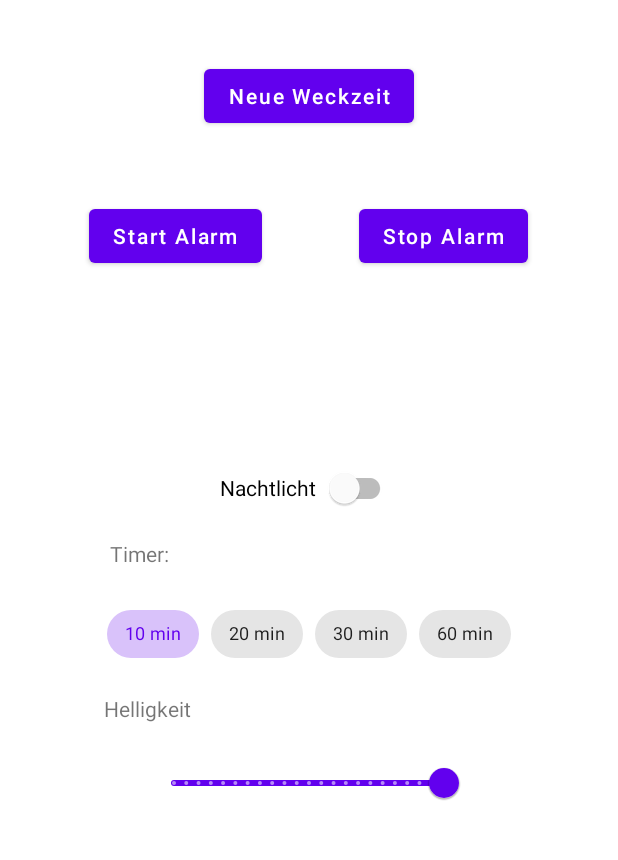
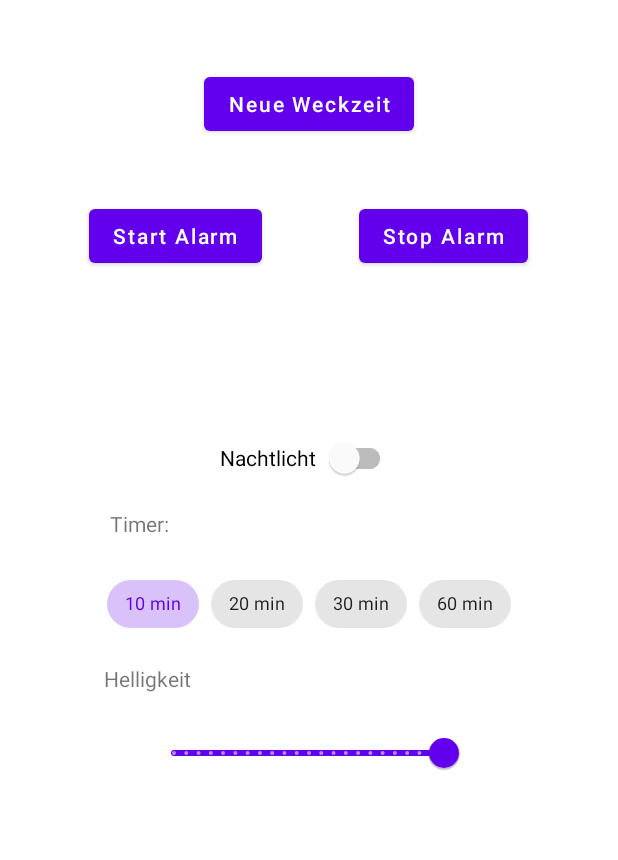
Before and after one commit to XeraB/AwakeApp, an Android app: the HomeActivity screen opened directly, with no data from a screen before it, on a phone screen of 412 x 824 dp, the part 173-1033 px from its top. Run offline under Robolectric (Android 15) with nearby library versions, the phone set to English and light mode, and no system bars; 2 statements that could not run were skipped.

```diff
--- a/app/src/main/res/layout/activity_home.xml
+++ b/app/src/main/res/layout/activity_home.xml
@@ -23,7 +23,7 @@
         android:id="@+id/button_new_timer"
         android:layout_width="wrap_content"
         android:layout_height="wrap_content"
-        android:layout_marginTop="40dp"
+        android:layout_marginTop="45dp"
         android:text="@string/button_new_alarm"
         android:textAllCaps="false"
         app:layout_constraintEnd_toEndOf="parent"
@@ -35,7 +35,7 @@
         android:id="@+id/switch_night_light"
         android:layout_width="wrap_content"
         android:layout_height="wrap_content"
-        android:layout_marginTop="120dp"
+        android:layout_marginTop="100dp"
         android:minHeight="48dp"
         android:text="@string/night_light"
         android:textAlignment="viewStart"
@@ -63,7 +63,7 @@
         android:id="@+id/button_start_alarm"
         android:layout_width="wrap_content"
         android:layout_height="wrap_content"
-        android:layout_marginTop="45dp"
+        android:layout_marginTop="40dp"
         android:text="@string/button_start_alarm"
         android:textAllCaps="false"
         app:layout_constraintEnd_toEndOf="parent"
@@ -75,7 +75,7 @@
         android:id="@+id/button_stop_alarm"
         android:layout_width="wrap_content"
         android:layout_height="wrap_content"
-        android:layout_marginTop="45dp"
+        android:layout_marginTop="40dp"
         android:text="@string/button_stop_alarm"
         android:textAllCaps="false"
         app:layout_constraintEnd_toEndOf="parent"
@@ -158,4 +158,15 @@
 
     </com.google.android.material.slider.Slider>
 
+    <TextView
+        android:id="@+id/timerNow"
+        android:layout_width="wrap_content"
+        android:layout_height="wrap_content"
+        android:layout_marginTop="12dp"
+        android:text=""
+        app:layout_constraintEnd_toEndOf="parent"
+        app:layout_constraintHorizontal_bias="0.5"
+        app:layout_constraintStart_toStartOf="parent"
+        app:layout_constraintTop_toBottomOf="@+id/name" />
+
 </androidx.constraintlayout.widget.ConstraintLayout>
```
Also changed, not shown: app/src/main/java/de/xera/applight/HomeActivity.java (+46 -0 lines).
